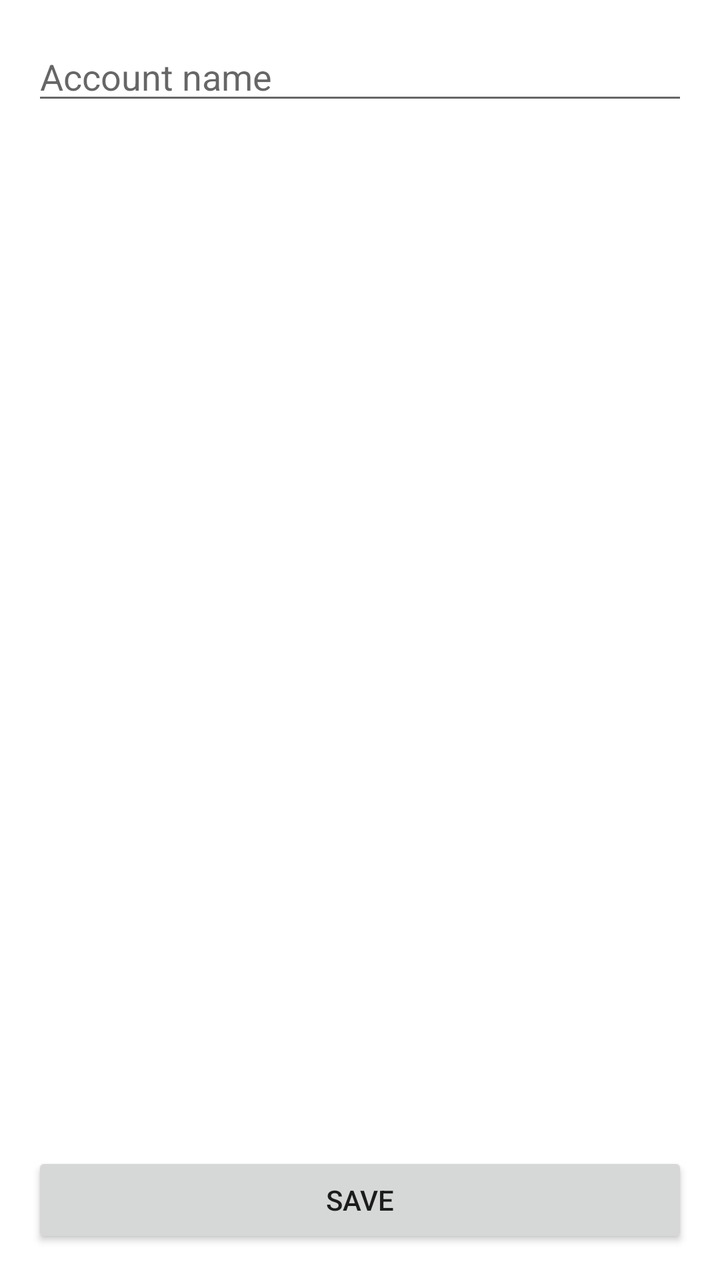
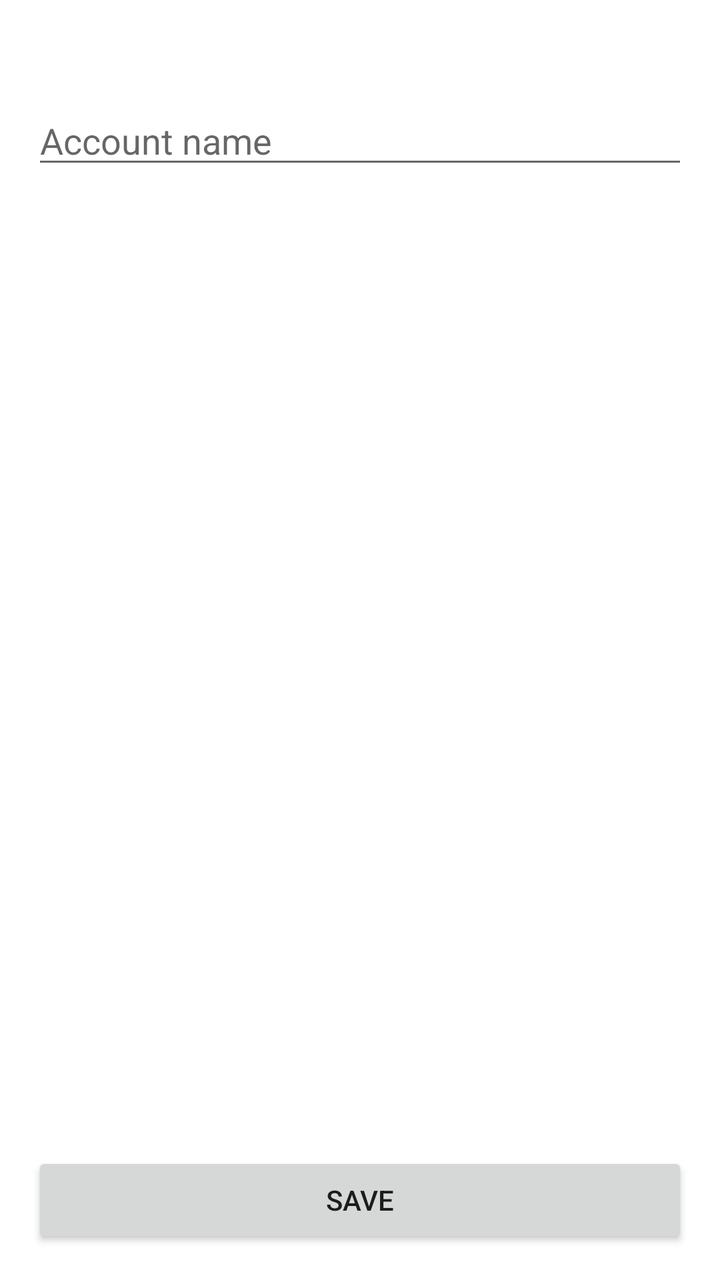

An Android layout rendered at two revisions. The XML below is the earlier revision; the diff shows what the commit changed to produce the second picture.
<!-- AndroidManifest.xml: application theme Theme.Accounting -->
<!-- res/layout/activity_edit_account.xml -->
<?xml version="1.0" encoding="utf-8"?>
<RelativeLayout xmlns:android="http://schemas.android.com/apk/res/android"
    android:layout_width="match_parent"
    android:layout_height="match_parent"
    android:padding="16dp">

    <EditText
        android:id="@+id/input_account_name"
        android:layout_width="match_parent"
        android:layout_height="wrap_content"
        android:hint="@string/hint_account_name"
        android:inputType="textCapWords"
        android:maxLines="1" />

    <Button
        android:id="@+id/button_save"
        android:layout_width="match_parent"
        android:layout_height="wrap_content"
        android:layout_alignParentBottom="true"
        android:text="@string/action_save" />

</RelativeLayout>
<!-- resources referenced by this layout -->
<resources>
  <string name="action_save">Save</string>
  <string name="hint_account_name">Account name</string>
  <style name="Theme.Accounting" parent="Theme.MaterialComponents.DayNight.DarkActionBar">
          
          <item name="colorPrimary">@color/purple_500</item>
          <item name="colorPrimaryVariant">@color/purple_700</item>
          <item name="colorOnPrimary">@color/white</item>
          
          <item name="colorSecondary">@color/teal_200</item>
          <item name="colorSecondaryVariant">@color/teal_700</item>
          <item name="colorOnSecondary">@color/black</item>
          
          <item name="android:statusBarColor" tools:targetApi="21">?attr/colorPrimaryVariant</item>
          
      </style>
  <color name="purple_500">#FF6200EE</color>
  <color name="purple_700">#FF3700B3</color>
  <color name="white">#FFFFFFFF</color>
  <color name="teal_200">#FF03DAC5</color>
  <color name="teal_700">#FF018786</color>
  <color name="black">#FF000000</color>
</resources>

<!-- the commit's change to res/layout/activity_edit_account.xml (unified diff, before → after) -->
@@ -10,7 +10,8 @@
         android:layout_height="wrap_content"
         android:hint="@string/hint_account_name"
         android:inputType="textCapWords"
-        android:maxLines="1" />
+        android:maxLines="1"
+        android:layout_marginTop="@dimen/edit_activity_top_margin" />
 
     <Button
         android:id="@+id/button_save"
<!-- resource entries referenced after the edit -->
@@ -1,5 +1,6 @@
 <!-- resources referenced by this layout -->
 <resources>
+  <dimen name="edit_activity_top_margin">0dp</dimen>
   <string name="action_save">Save</string>
   <string name="hint_account_name">Account name</string>
   <style name="Theme.Accounting" parent="Theme.MaterialComponents.DayNight.DarkActionBar">
